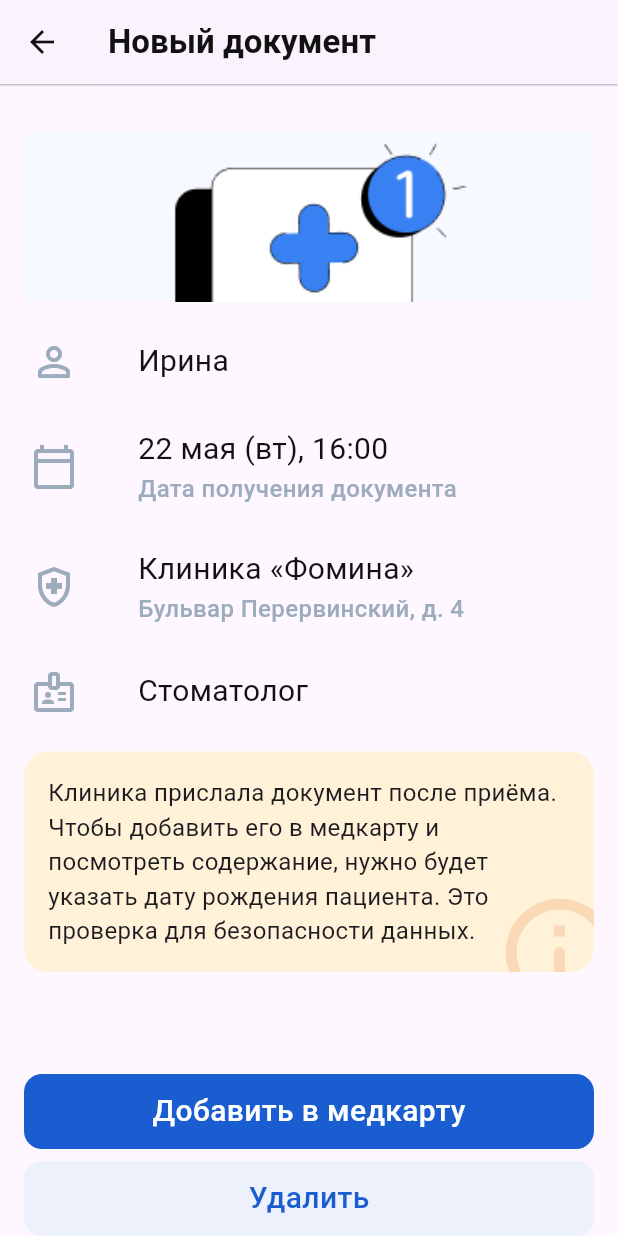
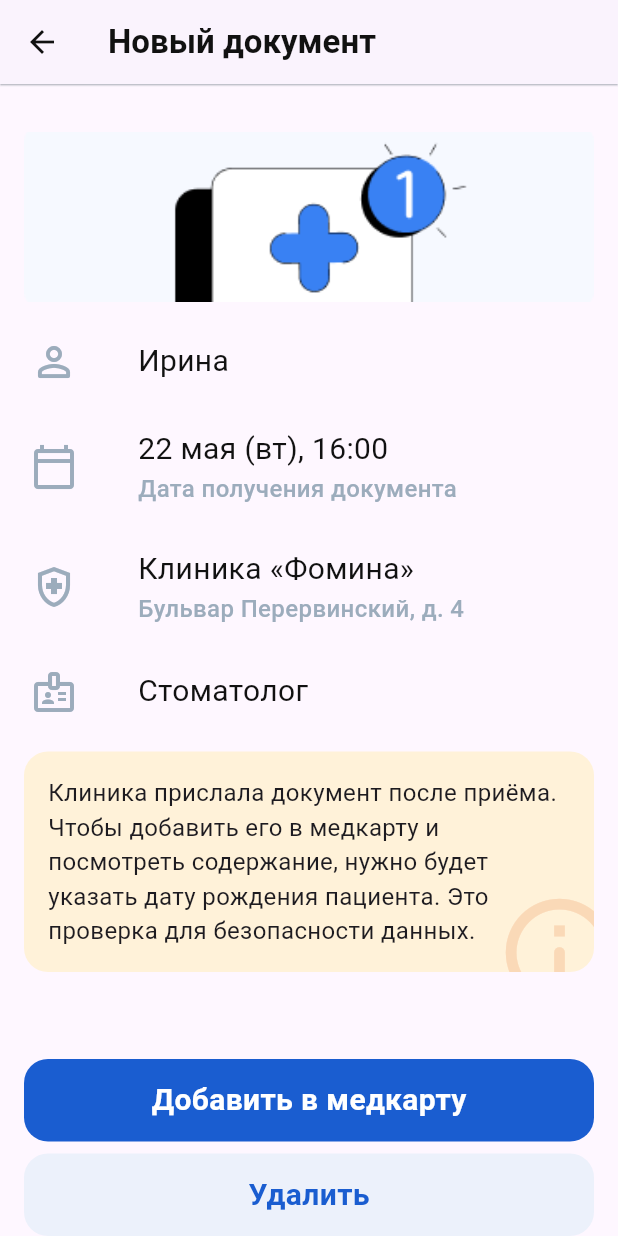
Before and after one commit to lllKoMaHDoRlll/medrocket_task_1, a Flutter app: the screen it shows after launch, on a phone screen of 412 x 824 dp. Run offline on Flutter 3.47's test engine with Material 3 defaults, Android fonts, the phone set to English and light mode, and no system bars; our stand-ins replace google_fonts.

Commit message:
change size of action button

```diff
--- a/lib/widgets/common/action_button.dart
+++ b/lib/widgets/common/action_button.dart
@@ -18,17 +18,17 @@ class ActionButton extends StatelessWidget {
     return GestureDetector(
       onTap: callback,
       child: Container(
-        height: 50,
+        height: 55,
         alignment: Alignment.center,
         decoration: BoxDecoration(
           color: _getBackgroundColor(),
-          borderRadius: BorderRadius.all(Radius.circular(12)),
+          borderRadius: BorderRadius.all(Radius.circular(16)),
         ),
         child: Text(
           style: TextStyle(
             color: _getTextColor(),
             fontSize: 20,
-            fontWeight: FontWeight.w500,
+            fontWeight: FontWeight.w600,
           ),
           text,
         ),
```
